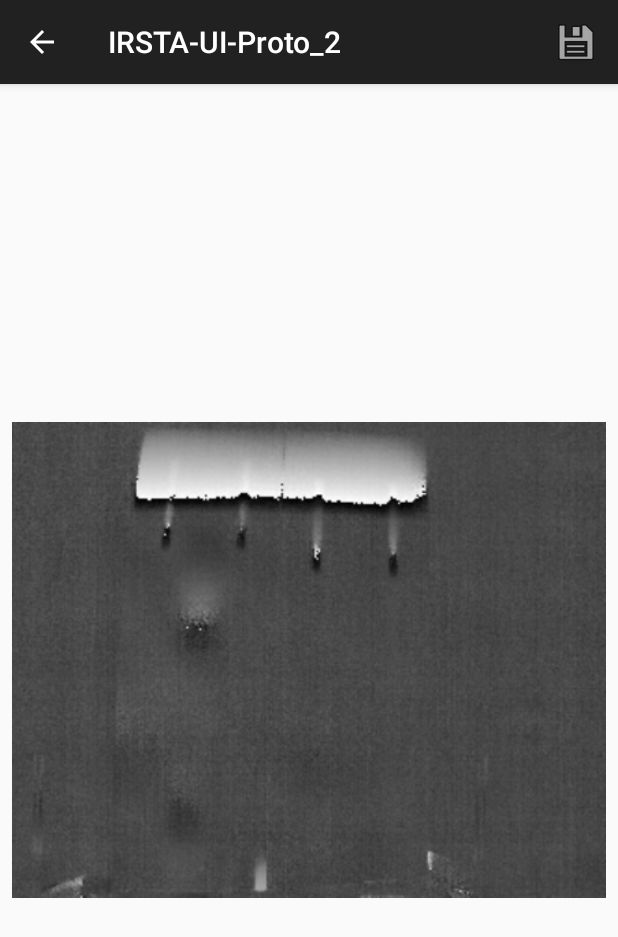
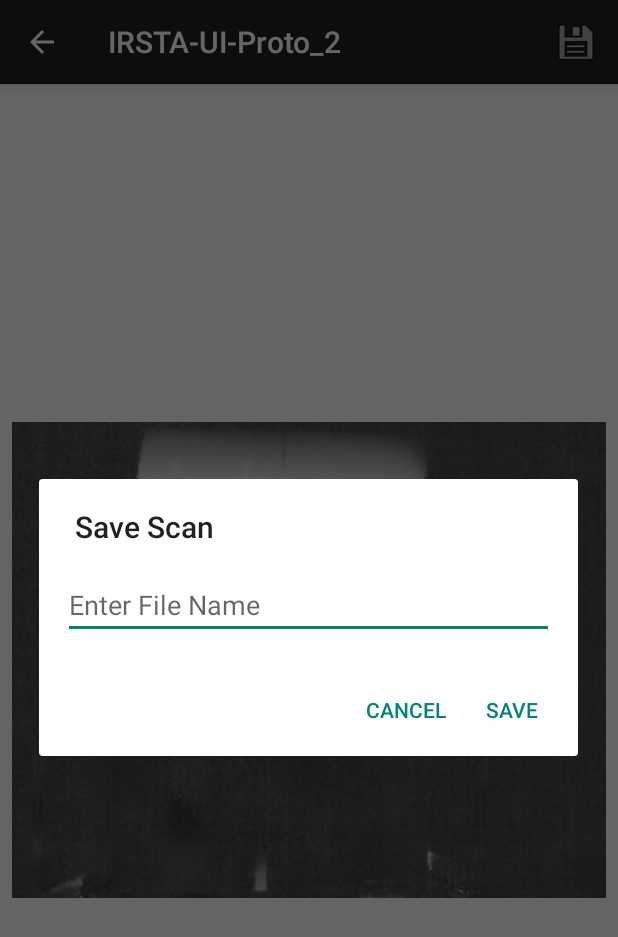
Before and after one commit to IRTSA-SoftwareProject/IRSTA-UI-Proto_2, an Android app: the ScanActivity screen opened directly, with no data from a screen before it, after a tap on "Save Scan", on a phone screen of 412 x 824 dp. Shown: the top 937 px of the screen. Run offline under Robolectric (Android 15) with nearby library versions, the phone set to English and light mode, and no system bars.

Commit message:
Added save dialog to scan view

```diff
--- /dev/null
+++ b/app/src/main/java/com/example/casper/irsta_ui_proto_2/SaveDialog.java
@@ -0,0 +1,31 @@
+package com.example.casper.irsta_ui_proto_2;
+
+import android.app.Dialog;
+import android.content.DialogInterface;
+import android.os.Bundle;
+import android.support.v7.app.AlertDialog;
+import android.support.v7.app.AppCompatDialogFragment;
+import android.view.LayoutInflater;
+import android.view.View;
+
+public class SaveDialog extends AppCompatDialogFragment {
+    @Override
+    public Dialog onCreateDialog(Bundle savedInstanceState) {
+        AlertDialog.Builder builder = new AlertDialog.Builder(getActivity());
+        LayoutInflater inflater = getActivity().getLayoutInflater();
+        View view = inflater.inflate(R.layout.dialog_save, null);
+
+        builder.setView(view)
+                .setTitle("Save Scan")
+                .setNegativeButton("Cancel", new DialogInterface.OnClickListener() {
+                    public void onClick(DialogInterface dialogInterface, int i) {
+                    }
+                })
+                .setPositiveButton("Save", new DialogInterface.OnClickListener() {
+                    public void onClick(DialogInterface dialogInterface, int i) {
+//                        save code stuff here =)
+                    }
+                });
+        return builder.create();
+    }
+}
--- a/app/src/main/java/com/example/casper/irsta_ui_proto_2/ScanActivity.java
+++ b/app/src/main/java/com/example/casper/irsta_ui_proto_2/ScanActivity.java
@@ -2,10 +2,14 @@ package com.example.casper.irsta_ui_proto_2;
 
 import android.os.Bundle;
 import android.support.v7.app.AppCompatActivity;
+import android.support.v7.widget.Toolbar;
 import android.view.Menu;
 import android.view.MenuInflater;
 import android.view.MenuItem;
+import android.view.View;
+import android.widget.Button;
 import android.widget.ImageView;
+import android.widget.PopupMenu;
 
 public class ScanActivity extends AppCompatActivity {
 
@@ -18,9 +22,7 @@ public class ScanActivity extends AppCompatActivity {
         super.onCreate(savedInstanceState);
         setContentView(R.layout.activity_scan);
         getSupportActionBar().setDisplayHomeAsUpEnabled(true);
-
-
-        initialiseUI();
+    initialiseUI();
     }
 
     @Override
@@ -31,7 +33,29 @@ public class ScanActivity extends AppCompatActivity {
         mSave = menu.findItem(R.id.save);
         mSettings.setVisible(false);
         mSave.setVisible(true);
+
+//        mSave.setOnMenuItemClickListener(new MenuItem.OnMenuItemClickListener(){
+//            @Override
+//            public boolean onMenuItemClick(MenuItem mSave) {
+//                openDialog();
+//                return false;
+//            }
+//        });
         return true;
+    }
+
+    @Override
+    public boolean onOptionsItemSelected(MenuItem item){
+        int id = item.getItemId();
+        if (id == R.id.save){
+            openDialog();
+        }
+        return super.onOptionsItemSelected(item);
+    }
+
+    public void openDialog() {
+        SaveDialog saveDialog = new SaveDialog();
+        saveDialog.show(getSupportFragmentManager(), "Save Dialog");
     }
 
     private void initialiseUI() {
--- /dev/null
+++ b/app/src/main/res/layout/dialog_save.xml
@@ -0,0 +1,17 @@
+<?xml version="1.0" encoding="utf-8"?>
+<android.support.constraint.ConstraintLayout
+    xmlns:android="http://schemas.android.com/apk/res/android"
+    xmlns:tools="http://schemas.android.com/tools"
+    android:layout_width="match_parent"
+    android:layout_height="match_parent"
+    android:padding="16dp">
+
+
+    <EditText
+        android:id="@+id/editText"
+        android:layout_width="match_parent"
+        android:layout_height="wrap_content"
+        android:hint="Enter File Name"
+        android:inputType="text"
+         />
+</android.support.constraint.ConstraintLayout>
```
